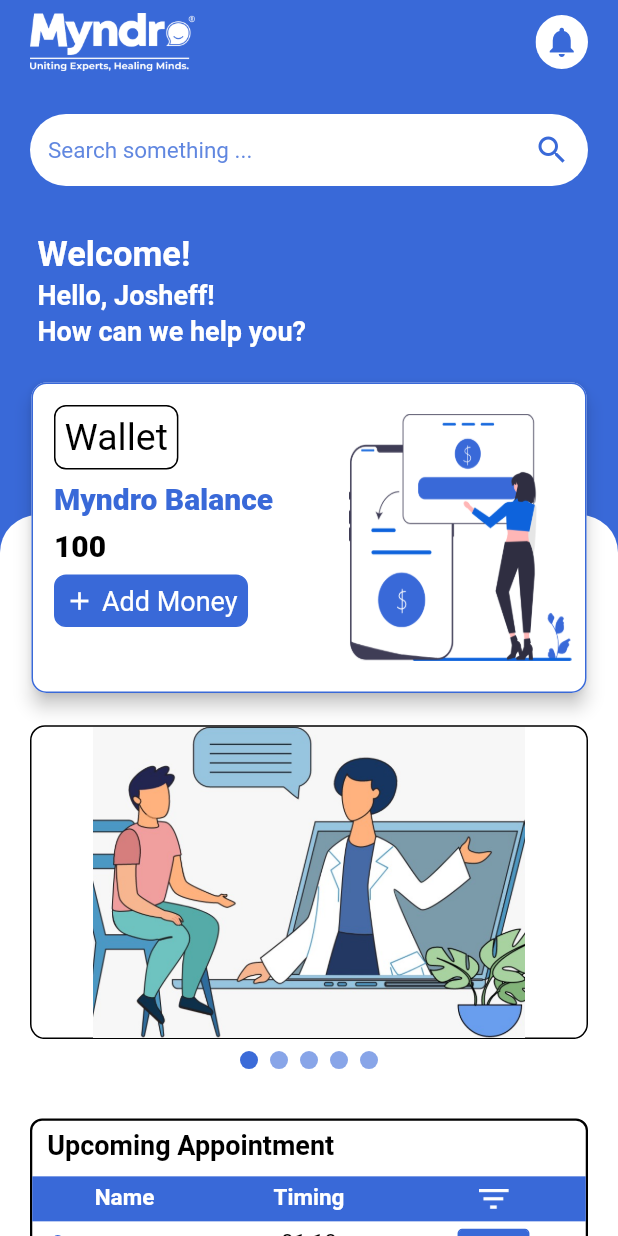
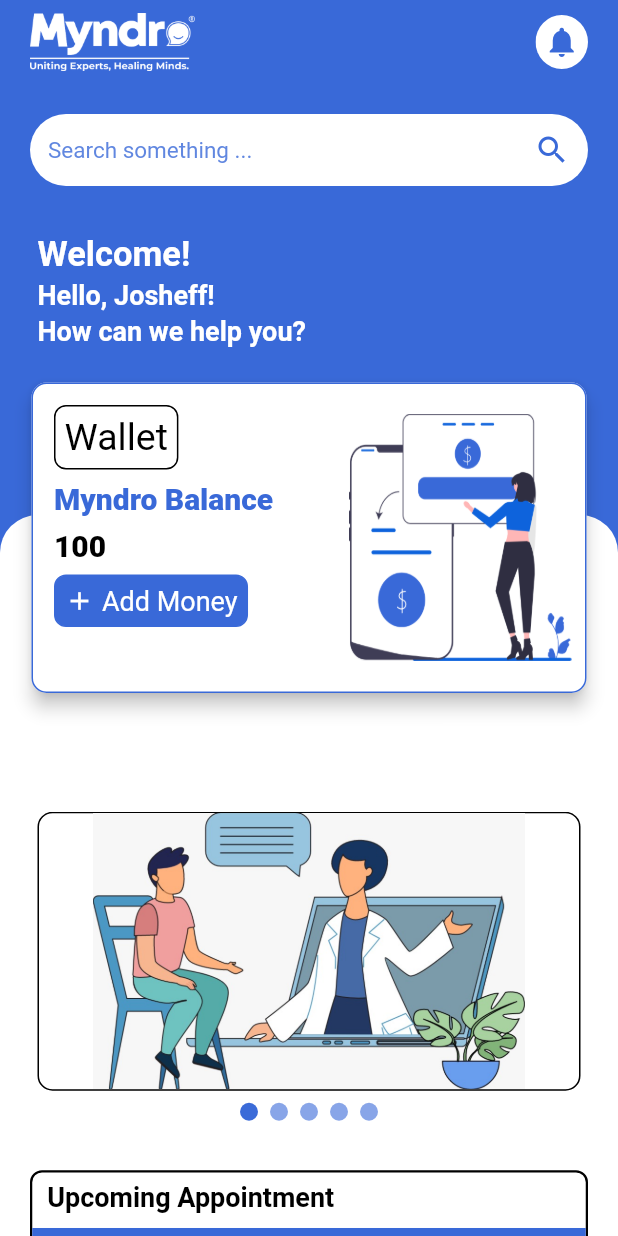
Before and after one commit to akshaykalola28/myndro, a Flutter app: the HomeScreen screen opened by its route, on a phone screen of 412 x 824 dp. Run offline on Flutter 3.47's test engine with Material 2 defaults, Android fonts, the phone set to English and light mode, and no system bars; drawn by our look-alikes of carousel_slider; our stand-ins replace flutter_rating_bar, get, otp_text_field, toggle_switch; missing offline and left inert: angles; Roboto replaces fonts that are missing (Microsoft JhengHei).

Commit message:
navbar chnages

```diff
--- a/lib/constant/image_path.dart
+++ b/lib/constant/image_path.dart
@@ -34,4 +34,7 @@
   static String hospital1 = 'assets/images/hospital1.png';
   static String girl = 'assets/images/girl.png';
   static String iconList = 'assets/images/icon_list.png';
+  static String nav1 = 'assets/images/nav1.png';
+  static String nav2 = 'assets/images/nav2.png';
+  static String nav3 = 'assets/images/nav3.png';
 }
--- a/lib/main.dart
+++ b/lib/main.dart
@@ -13,7 +13,7 @@
   Widget build(BuildContext context) {
     return GetMaterialApp(
       debugShowCheckedModeBanner: false,
-      initialRoute: SplashScreen.pageId,
+      initialRoute: DashboardScreen.pageId,
       getPages: appPages,
     );
   }
--- a/lib/screens/home/home_screen.dart
+++ b/lib/screens/home/home_screen.dart
@@ -1,6 +1,6 @@
 import 'package:carousel_slider/carousel_slider.dart';
-import 'package:flutter/cupertino.dart';
 import 'package:flutter/material.dart';
+import 'package:flutter_rating_bar/flutter_rating_bar.dart';
 import 'package:get/get.dart';
 
 import '../../constant/constant.dart';
@@ -37,6 +37,7 @@
       .asMap()
       .entries
       .map((item) => Container(
+    margin: const EdgeInsets.symmetric(horizontal: 5),
             width: Get.width,
             decoration: BoxDecoration(
               border: Border.all(
@@ -59,7 +60,8 @@
   late List<Widget> imgData = hosImg
       .map((item) => Container(
     width: Get.width,
-            padding: EdgeInsets.all(10),
+            margin: const EdgeInsets.symmetric(horizontal: 5),
+            padding: const EdgeInsets.all(10),
             decoration: BoxDecoration(
               border: Border.all(
                 color: ColorsConfig.colorBlack,
@@ -80,13 +82,13 @@
                       color: ColorsConfig.colorBlack,
                       fontWeight: FontWeight.w700),
                 ),
-                SizedBox(
-                  height: 8,
+                const SizedBox(
+                  height: 0,
                 ),
                 Expanded(
                   child: Row(
                     children: [
-                      Container(
+                      SizedBox(
                         width: Get.width * 0.4,
                         child: Text(
                           'Frontline employees in hospitals have worked lengthy hours without rest during the COVID-19 outbreak. They continued to work despite.',
@@ -97,11 +99,11 @@
                           ),
                         ),
                       ),
-                      SizedBox(
+                      const SizedBox(
                         width: 15,
                       ),
-                      Container(
-                          width: Get.width * 0.4,
+                      SizedBox(
+                          width: Get.width * 0.35,
                           child: Image.asset(
                             item,
                             fit: BoxFit.cover,
@@ -173,7 +175,11 @@
           )
         ],
       ),
-      body: Column(
+      body: GestureDetector(
+        onTap: () {
+          Get.focusScope!.unfocus();
+        },
+        child: Column(
           mainAxisAlignment: MainAxisAlignment.start,
           crossAxisAlignment: CrossAxisAlignment.start,
           children: [
@@ -407,7 +413,7 @@
                                     ],
                                   )),*/
                               SizedBox(
-                              height: Get.height * 0.17,
+                                height: Get.height * 0.24,
                               ),
                               Column(children: [
                                 CarouselSlider(
@@ -418,7 +424,7 @@
                                       viewportFraction: 1,
                                       autoPlay: false,
                                       enlargeCenterPage: false,
-                                    // aspectRatio: 1.0,
+                                      aspectRatio: 2.0,
                                       onPageChanged: (index, reason) {
                                         setState(() {
                                           _current = index;
@@ -427,14 +433,15 @@
                                 ),
                                 Row(
                                   mainAxisAlignment: MainAxisAlignment.center,
-                                children: imgList.asMap().entries.map((entry) {
+                                  children:
+                                      imgList.asMap().entries.map((entry) {
                                     return GestureDetector(
                                       onTap: () =>
                                           _controller.animateToPage(entry.key),
                                       child: Container(
                                         width: 12.0,
                                         height: 12.0,
-                                      margin: EdgeInsets.symmetric(
+                                        margin: const EdgeInsets.symmetric(
                                             vertical: 8.0, horizontal: 4.0),
                                         decoration: BoxDecoration(
                                             shape: BoxShape.circle,
@@ -443,7 +450,8 @@
                                                         Brightness.dark
                                                     ? Colors.white
                                                     : ColorsConfig.colorBlue)
-                                              .withOpacity(_current == entry.key
+                                                .withOpacity(
+                                                    _current == entry.key
                                                         ? 0.99
                                                         : 0.6)),
                                       ),
@@ -451,11 +459,12 @@
                                   }).toList(),
                                 ),
                               ]),
-                            SizedBox(
+                              const SizedBox(
                                 height: 25,
                               ),
                               Container(
-                              padding: const EdgeInsets.symmetric(vertical: 6),
+                                padding:
+                                    const EdgeInsets.symmetric(vertical: 6),
                                 decoration: BoxDecoration(
                                   border: Border.all(
                                     color: ColorsConfig.colorBlack,
@@ -481,7 +490,7 @@
                                         ),
                                       ),
                                     ),
-                                  SizedBox(
+                                    const SizedBox(
                                       height: 10,
                                     ),
                                     Table(
@@ -489,7 +498,7 @@
                                           color: Colors.transparent),
                                       children: [
                                         TableRow(
-                                          decoration: BoxDecoration(
+                                            decoration: const BoxDecoration(
                                               color: ColorsConfig.colorBlue,
                                             ),
                                             children: [
@@ -541,11 +550,11 @@
                                             padding: const EdgeInsets.all(5.0),
                                             child: Row(
                                               children: [
-                                              Icon(
+                                                const Icon(
                                                   Icons.person_sharp,
                                                   color: ColorsConfig.colorBlue,
                                                 ),
-                                              SizedBox(
+                                                const SizedBox(
                                                   width: 5,
                                                 ),
                                                 Center(
@@ -578,7 +587,8 @@
                                             child: Container(
                                               margin:
                                                   const EdgeInsets.only(top: 5),
-                                            padding: const EdgeInsets.fromLTRB(
+                                              padding:
+                                                  const EdgeInsets.fromLTRB(
                                                       10, 5, 10, 5),
                                               decoration: BoxDecoration(
                                                 color: ColorsConfig.colorBlue,
@@ -606,11 +616,11 @@
                                             padding: const EdgeInsets.all(5.0),
                                             child: Row(
                                               children: [
-                                              Icon(
+                                                const Icon(
                                                   Icons.person_sharp,
                                                   color: ColorsConfig.colorBlue,
                                                 ),
-                                              SizedBox(
+                                                const SizedBox(
                                                   width: 5,
                                                 ),
                                                 Center(
@@ -643,7 +653,8 @@
                                             child: Container(
                                               margin:
                                                   const EdgeInsets.only(top: 5),
-                                            padding: const EdgeInsets.fromLTRB(
+                                              padding:
+                                                  const EdgeInsets.fromLTRB(
                                                       10, 5, 10, 5),
                                               decoration: BoxDecoration(
                                                 color: ColorsConfig.colorBlue,
@@ -671,7 +682,7 @@
                                   ],
                                 ),
                               ),
-                            SizedBox(
+                              const SizedBox(
                                 height: 15,
                               ),
                               Container(
@@ -700,18 +711,32 @@
                                         color: ColorsConfig.colorBlack,
                                       ),
                                     ),
-                                  SizedBox(
+                                    const SizedBox(
                                       height: 10,
                                     ),
                                     Row(
                                       children: [
-                                      Image.asset(
+                                        Container(
+                                          decoration: BoxDecoration(
+                                              border: Border.all(
+                                                color: ColorsConfig.colorBlack,
+                                                style: BorderStyle.solid,
+                                                width: 1.0,
+                                              ),
+                                              borderRadius:
+                                                  BorderRadius.circular(8.0)),
+                                          child: ClipRRect(
+                                            borderRadius:
+                                                BorderRadius.circular(8.0),
+                                            child: Image.asset(
                                               ImagePath.girl,
-                                        fit: BoxFit.contain,
+                                              fit: BoxFit.cover,
                                               height: 80,
                                               width: 80,
                                             ),
-                                      SizedBox(
+                                          ),
+                                        ),
+                                        const SizedBox(
                                           width: 12,
                                         ),
                                         Column(
@@ -732,7 +757,7 @@
                                                         ColorsConfig.colorBlack,
                                                   ),
                                                 ),
-                                              SizedBox(
+                                                const SizedBox(
                                                   width: 50,
                                                 ),
                                                 Text(
@@ -759,34 +784,27 @@
                                                         ColorsConfig.colorBlack,
                                                   ),
                                                 ),
-                                              SizedBox(
-                                                width: 28,
+                                                const SizedBox(
+                                                  width: 26,
                                                 ),
-                                              Icon(
+                                                RatingBar.builder(
+                                                  itemSize: 22,
+                                                  initialRating: 3,
+                                                  minRating: 1,
+                                                  direction: Axis.horizontal,
+                                                  allowHalfRating: true,
+                                                  itemCount: 5,
+                                                  // itemPadding: EdgeInsets.symmetric(horizontal: 2.0),
+                                                  itemBuilder: (context, _) =>
+                                                      const Icon(
                                                     Icons.star,
-                                                color: ColorsConfig.colorBlue,
-                                                size: 18,
+                                                    color:
+                                                        ColorsConfig.colorBlue,
                                                   ),
-                                              Icon(
-                                                Icons.star,
-                                                color: ColorsConfig.colorBlue,
-                                                size: 18,
-                                              ),
-                                              Icon(
-                                                Icons.star,
-                                                color: ColorsConfig.colorBlue,
-                                                size: 18,
-                                              ),
-                                              Icon(
-                                                Icons.star,
-                                                color: ColorsConfig.colorBlue,
-                                                size: 18,
-                                              ),
-                                              Icon(
-                                                Icons.star,
-                                                color: ColorsConfig.colorBlue,
-                                                size: 18,
-                                              ),
+                                                  onRatingUpdate: (rating) {
+                                                    print(rating);
+                                                  },
+                                                )
                                               ],
                                             ),
                                             Text(
@@ -805,7 +823,7 @@
                                   ],
                                 ),
                               ),
-                            SizedBox(
+                              const SizedBox(
                                 height: 25,
                               ),
                               Column(children: [
@@ -833,7 +851,7 @@
                                       child: Container(
                                         width: 12.0,
                                         height: 12.0,
-                                      margin: EdgeInsets.symmetric(
+                                        margin: const EdgeInsets.symmetric(
                                             vertical: 8.0, horizontal: 4.0),
                                         decoration: BoxDecoration(
                                             shape: BoxShape.circle,
@@ -842,7 +860,8 @@
                                                         Brightness.dark
                                                     ? Colors.white
                                                     : ColorsConfig.colorBlue)
-                                              .withOpacity(_current == entry.key
+                                                .withOpacity(
+                                                    _current == entry.key
                                                         ? 0.99
                                                         : 0.6)),
                                       ),
@@ -861,7 +880,7 @@
                       child: Container(
                         height: 215,
                         width: Get.width,
-                      padding: EdgeInsets.only(left: 17, right: 17),
+                        padding: const EdgeInsets.only(left: 17, right: 17),
                         child: Card(
                             elevation: 5,
                             color: ColorsConfig.colorWhite,
@@ -877,7 +896,8 @@
                                       const EdgeInsets.fromLTRB(15, 15, 0, 15),
                                   child: Column(
                                     mainAxisAlignment: MainAxisAlignment.start,
-                                  crossAxisAlignment: CrossAxisAlignment.start,
+                                    crossAxisAlignment:
+                                        CrossAxisAlignment.start,
                                     children: [
                                       Container(
                                           padding: const EdgeInsets.all(6),
@@ -893,8 +913,8 @@
                                           child: Text(
                                             'Wallet',
                                             style: TextStyle(
-                                            fontFamily:
-                                                AppTextStyle.microsoftJhengHei,
+                                              fontFamily: AppTextStyle
+                                                  .microsoftJhengHei,
                                               fontSize: 25.0,
                                               color: ColorsConfig.colorBlack,
                                             ),
@@ -954,7 +974,8 @@
                                                   fontFamily: AppTextStyle
                                                       .microsoftJhengHei,
                                                   fontSize: 18.0,
-                                                color: ColorsConfig.colorWhite,
+                                                  color:
+                                                      ColorsConfig.colorWhite,
                                                 ),
                                               ),
                                             ],
@@ -964,8 +985,8 @@
                                 ),
                                 const Spacer(),
                                 Container(
-                                  padding:
-                                      const EdgeInsets.fromLTRB(10, 20, 10, 20),
+                                    padding: const EdgeInsets.fromLTRB(
+                                        10, 20, 10, 20),
                                     child: Image.asset(
                                       ImagePath.addMoneyImg,
                                       height: Get.height * 0.2,
@@ -982,6 +1003,7 @@
             )
           ],
         ),
+      ),
     );
   }
 }
--- a/lib/screens/registration/login_screen.dart
+++ b/lib/screens/registration/login_screen.dart
@@ -259,10 +259,10 @@
               //   ),
               // ),
               Positioned(
-                bottom: 60,
+                bottom: 15,
                 right: 15,
                 child: Container(
-                  height: Get.height * 0.65,
+                  height: Get.height * 0.72,
                   width: Get.width * 0.92,
                   // margin: EdgeInsets.fromLTRB(
                   //     Get.width * 0.07, 0, Get.width * 0.07, Get.width * 0.23),
--- a/lib/widgets/animated_dialog.dart
+++ b/lib/widgets/animated_dialog.dart
@@ -64,7 +64,7 @@
                           color: ColorsConfig.colorBlack,
                           size: 25,
                         ))),
-                Container(
+                SizedBox(
                   width: Get.width,
                   // height: Get.height*0.4,
                   height: 300,
--- a/lib/widgets/dropdown_widget.dart
+++ b/lib/widgets/dropdown_widget.dart
@@ -3,7 +3,7 @@
 import '../constant/constant.dart';
 
 class DropDownWidget extends StatefulWidget {
-  DropDownWidget({Key? key, this.dropdownValue, this.hintText, this.isExpanded})
+   DropDownWidget({Key? key, this.dropdownValue, this.hintText, this.isExpanded})
       : super(key: key);
   late final String? dropdownValue;
   final String? hintText;
--- a/pubspec.yaml
+++ b/pubspec.yaml
@@ -39,6 +39,7 @@
   otp_text_field: ^1.1.3
   angles: ^2.1.1
   carousel_slider: ^4.1.1
+  flutter_rating_bar: ^4.0.1
 
 dev_dependencies:
   flutter_test:
```
Also changed, not shown: lib/model/onBoardingModel.dart (+2 -7 lines), lib/screens/dashboard/dashboard.dart (+21 -21 lines), lib/screens/registration/registration.dart (+11 -5 lines), assets/images/nav1.png (added), assets/images/nav2.png (added), assets/images/nav3.png (added), pubspec.lock. Lines whose indentation alone changed are shown as unchanged.
